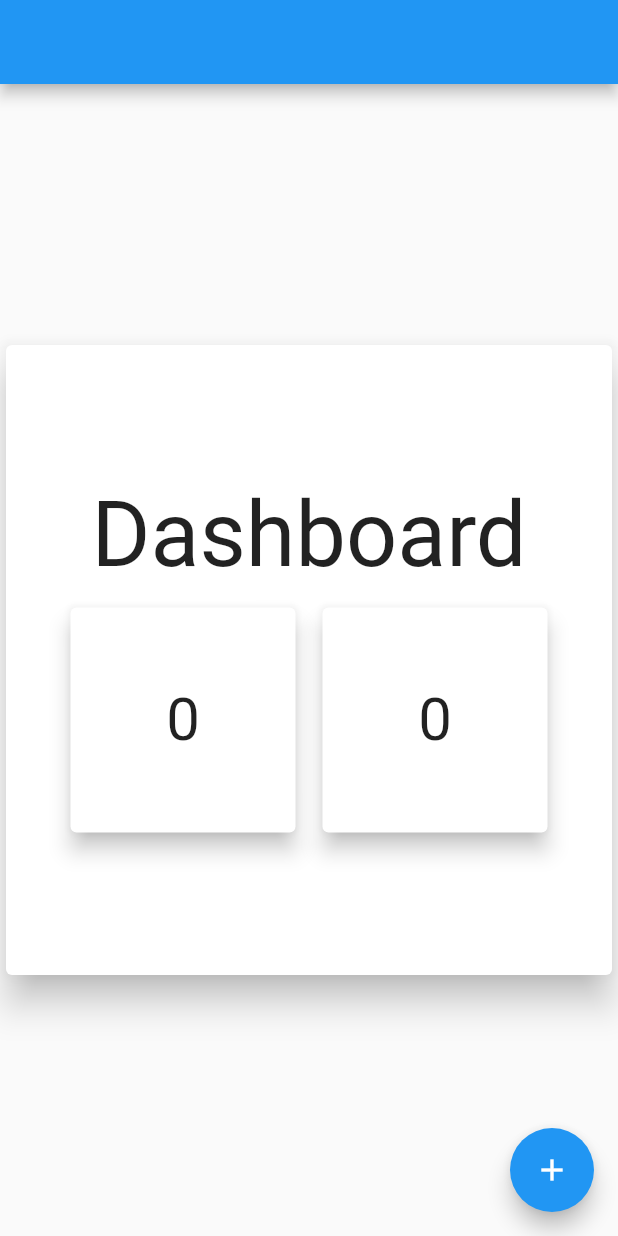
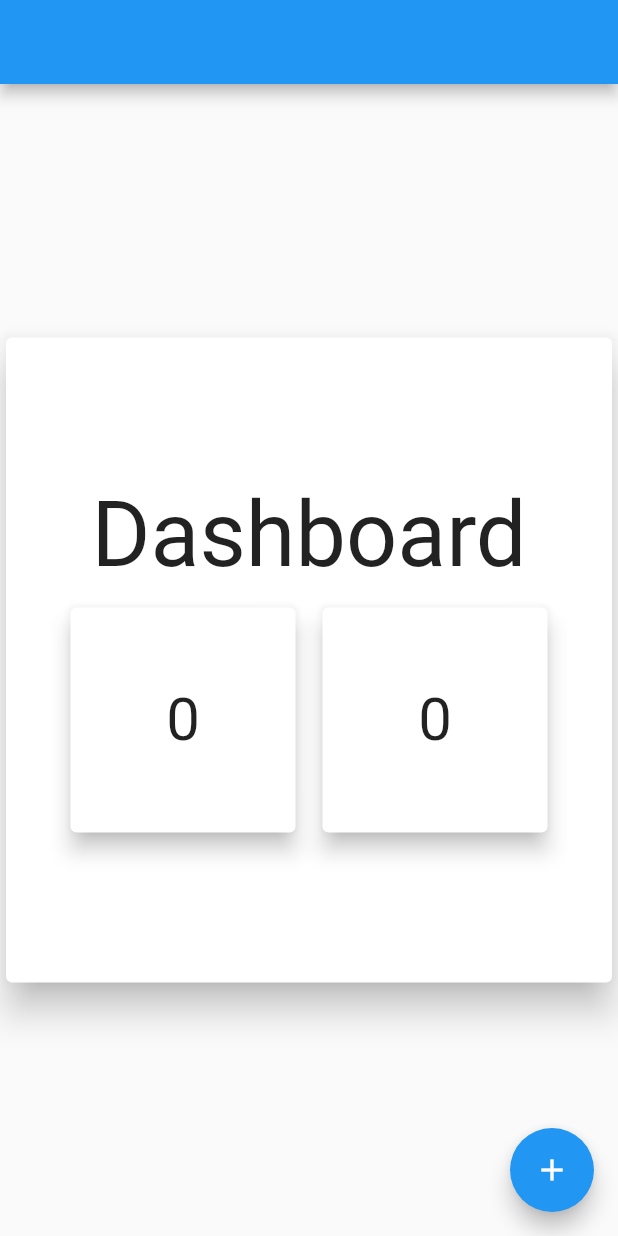
Before and after one commit to MuhammadAlaa7/provider_example, a Flutter app: the screen it shows after launch, on a phone screen of 412 x 824 dp. Run offline on Flutter 3.47's test engine with Material 2 defaults, Android fonts, the phone set to English and light mode, and no system bars.

Commit message:
changing dashboard layouts

```diff
--- a/lib/dashboard.dart
+++ b/lib/dashboard.dart
@@ -16,8 +16,8 @@ class Dashboard extends StatelessWidget {
         child: Container(
 
           margin: const EdgeInsets.all(10),
-          width: 400,
-          height: 400,
+          width: 410,
+          height: 410,
 
           child: Column(
             mainAxisAlignment: MainAxisAlignment.center,
```
